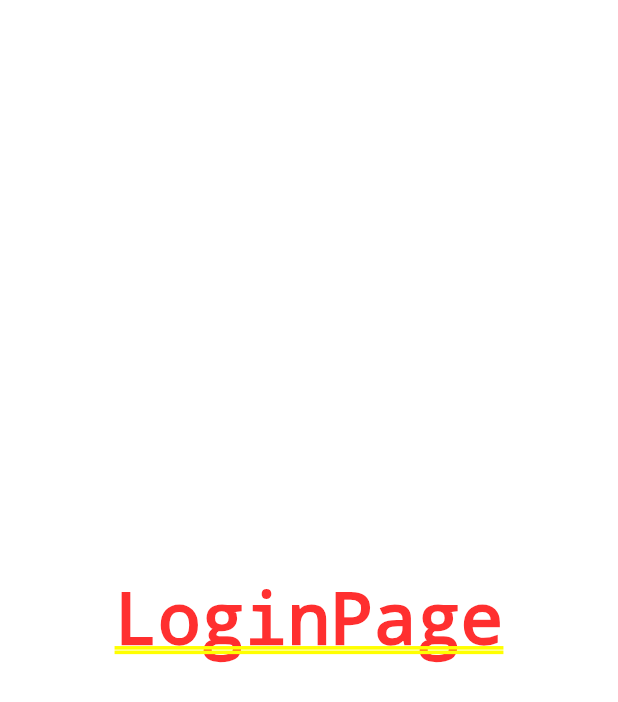
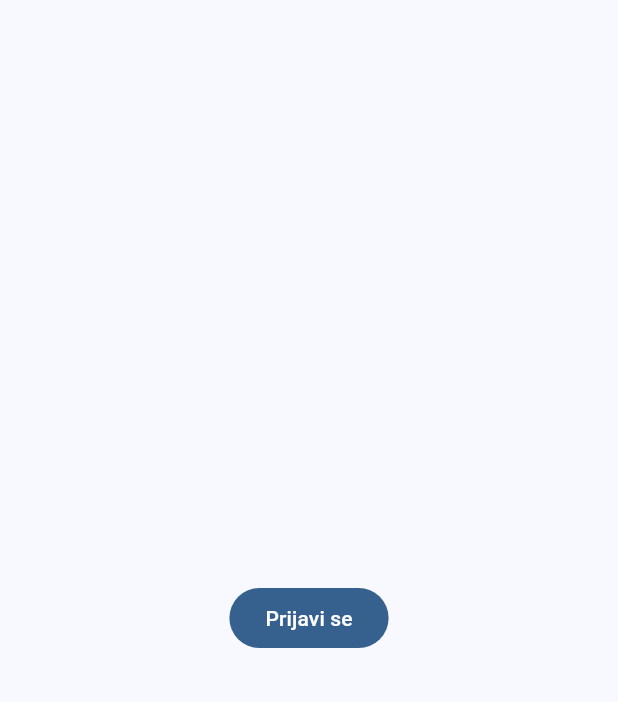
Before and after one commit to jmojzes21/TBP-Project, a Flutter app: the screen it shows after launch, on a phone screen of 412 x 824 dp. Shown: the top 702 px of the screen. Run offline on Flutter 3.47's test engine with Material 3 defaults, Android fonts, the phone set to English and light mode, and no system bars; our stand-ins replace font_awesome_flutter.

Commit message:
Test login

```diff
--- a/tbp_app/lib/ui/pages/login_page.dart
+++ b/tbp_app/lib/ui/pages/login_page.dart
@@ -1,4 +1,5 @@
 import 'package:flutter/material.dart';
+import 'package:tbp_app/ui/app_navigation.dart';
 
 class LoginPage extends StatefulWidget {
   const LoginPage({super.key});
@@ -10,6 +11,16 @@ class LoginPage extends StatefulWidget {
 class _LoginPageState extends State<LoginPage> {
   @override
   Widget build(BuildContext context) {
-    return const Center(child: Text('LoginPage'));
+    return Scaffold(
+      body: Center(
+          child: FilledButton(
+        onPressed: () {
+          Navigator.of(context).pushReplacement(MaterialPageRoute(builder: (context) {
+            return const AppNavigation();
+          }));
+        },
+        child: const Text('Prijavi se'),
+      )),
+    );
   }
 }
```
Also changed, not shown: tbp_app/lib/ui/app_navigation.dart (added, +55 -0 lines).
